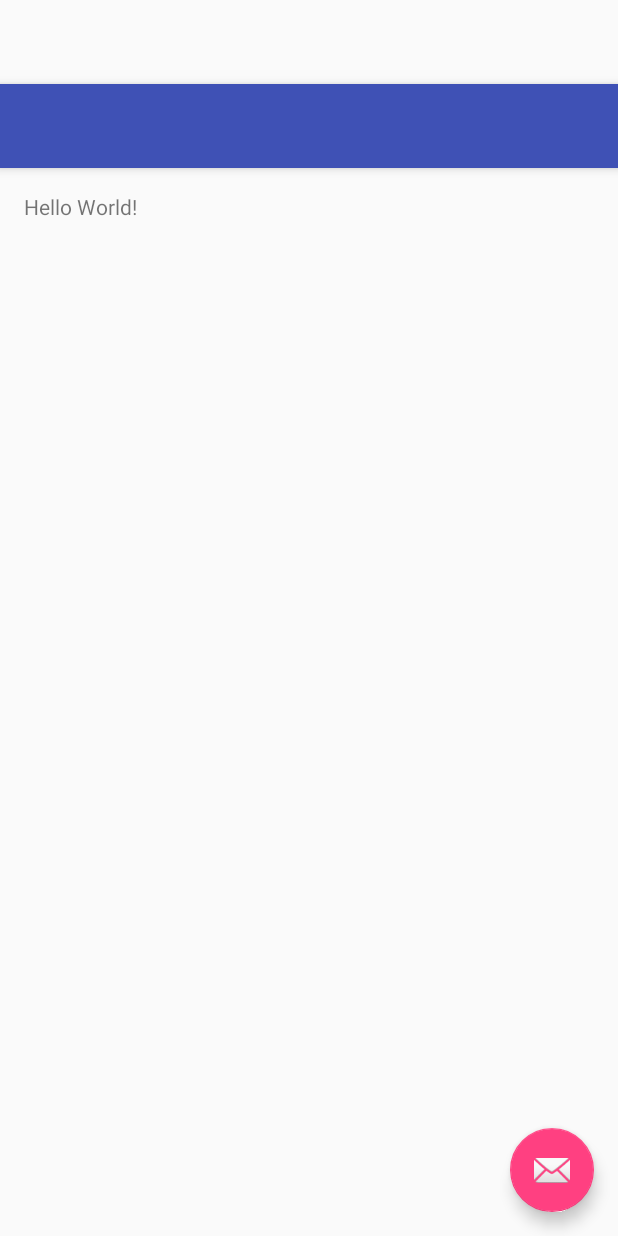
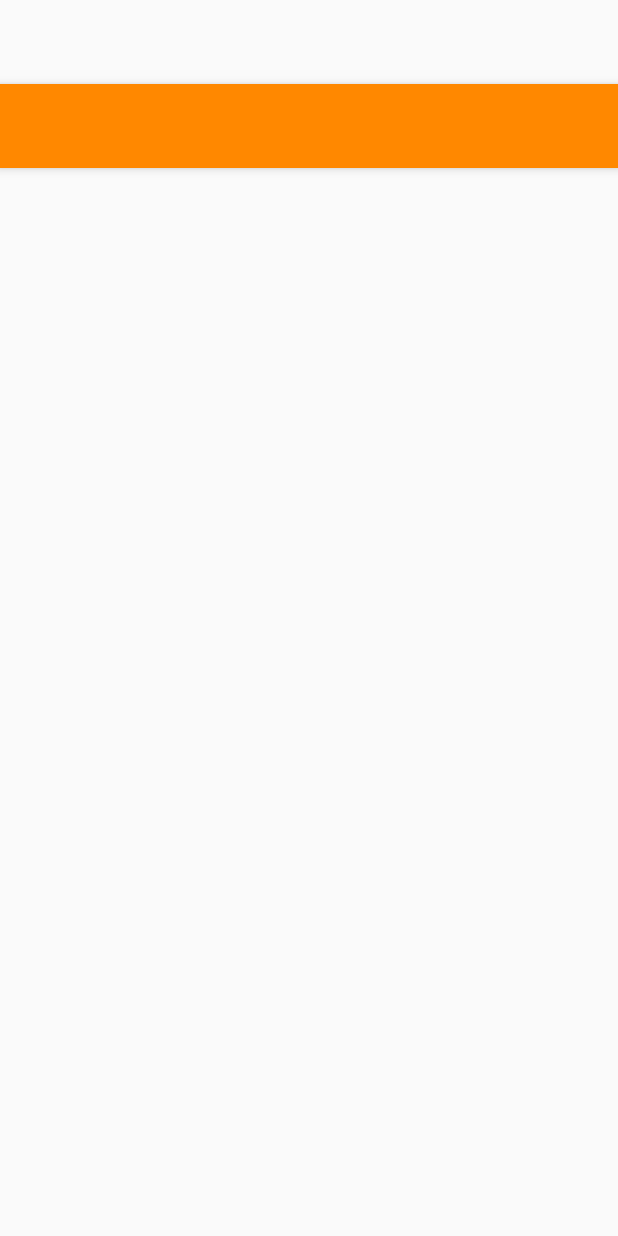
Before and after one commit to PimentaPeps/HackatonAPP, an Android app: the layout app_bar_main.xml on its own in the app's theme, with its tools: preview values and no code run, on a phone screen of 412 x 824 dp. Run offline under Robolectric (Android 15) with nearby library versions, the phone set to English and light mode, and no system bars.

Commit message:
Segundo commit

```diff
--- a/app/build.gradle
+++ b/app/build.gradle
@@ -20,11 +20,15 @@ android {
 }
 
 dependencies {
-    compile fileTree(dir: 'libs', include: ['*.jar'])
+    compile fileTree(include: ['*.jar'], dir: 'libs')
     androidTestCompile('com.android.support.test.espresso:espresso-core:2.2.2', {
         exclude group: 'com.android.support', module: 'support-annotations'
     })
     compile 'com.android.support:appcompat-v7:23.4.0'
     compile 'com.android.support:design:23.4.0'
     testCompile 'junit:junit:4.12'
+    compile 'com.android.support:multidex:1.0.0'
+    compile files('libs/gson-2.1.jar')
+    compile files('libs/httpcore-4.0.1.jar')
+    compile files('libs/httpclient-4.0.1.jar')
 }
--- a/app/src/main/AndroidManifest.xml
+++ b/app/src/main/AndroidManifest.xml
@@ -1,15 +1,18 @@
 <?xml version="1.0" encoding="utf-8"?>
 <manifest xmlns:android="http://schemas.android.com/apk/res/android"
     package="hackaton.com.br.hackatonapp">
+    <uses-permission android:name="android.permission.INTERNET"/>
+    <uses-permission android:name="android.permission.WRITE_EXTERNAL_STORAGE"/>
 
     <application
         android:allowBackup="true"
+        android:name="hackaton.com.br.hackatonapp.controller.Global"
         android:icon="@mipmap/ic_launcher"
         android:label="@string/app_name"
         android:supportsRtl="true"
         android:theme="@style/AppTheme">
         <activity
-            android:name=".MainActivity"
+            android:name=".ui.MainActivity"
             android:label="@string/app_name"
             android:theme="@style/AppTheme.NoActionBar">
             <intent-filter>
--- a/app/src/main/res/layout/app_bar_main.xml
+++ b/app/src/main/res/layout/app_bar_main.xml
@@ -5,7 +5,7 @@
     android:layout_width="match_parent"
     android:layout_height="match_parent"
     android:fitsSystemWindows="true"
-    tools:context="hackaton.com.br.hackatonapp.MainActivity">
+    tools:context="hackaton.com.br.hackatonapp.ui.MainActivity">
 
     <android.support.design.widget.AppBarLayout
         android:layout_width="match_parent"
@@ -16,19 +16,11 @@
             android:id="@+id/toolbar"
             android:layout_width="match_parent"
             android:layout_height="?attr/actionBarSize"
-            android:background="?attr/colorPrimary"
+            android:background="@android:color/holo_orange_dark"
             app:popupTheme="@style/AppTheme.PopupOverlay" />
 
     </android.support.design.widget.AppBarLayout>
 
     <include layout="@layout/content_main" />
 
-    <android.support.design.widget.FloatingActionButton
-        android:id="@+id/fab"
-        android:layout_width="wrap_content"
-        android:layout_height="wrap_content"
-        android:layout_gravity="bottom|end"
-        android:layout_margin="@dimen/fab_margin"
-        app:srcCompat="@android:drawable/ic_dialog_email" />
-
 </android.support.design.widget.CoordinatorLayout>
--- a/app/src/main/res/layout/content_main.xml
+++ b/app/src/main/res/layout/content_main.xml
@@ -1,8 +1,7 @@
 <?xml version="1.0" encoding="utf-8"?>
-<RelativeLayout xmlns:android="http://schemas.android.com/apk/res/android"
+<FrameLayout xmlns:android="http://schemas.android.com/apk/res/android"
     xmlns:app="http://schemas.android.com/apk/res-auto"
     xmlns:tools="http://schemas.android.com/tools"
-    android:id="@+id/content_main"
     android:layout_width="match_parent"
     android:layout_height="match_parent"
     android:paddingBottom="@dimen/activity_vertical_margin"
@@ -10,11 +9,7 @@
     android:paddingRight="@dimen/activity_horizontal_margin"
     android:paddingTop="@dimen/activity_vertical_margin"
     app:layout_behavior="@string/appbar_scrolling_view_behavior"
-    tools:context="hackaton.com.br.hackatonapp.MainActivity"
-    tools:showIn="@layout/app_bar_main">
-
-    <TextView
-        android:layout_width="wrap_content"
-        android:layout_height="wrap_content"
-        android:text="Hello World!" />
-</RelativeLayout>
+    tools:context=".ui.MainActivity"
+    tools:showIn="@layout/app_bar_main"
+    android:id="@+id/contentMainFrameLayout">
+</FrameLayout>
--- a/app/src/main/res/layout/nav_header_main.xml
+++ b/app/src/main/res/layout/nav_header_main.xml
@@ -1,6 +1,5 @@
 <?xml version="1.0" encoding="utf-8"?>
 <LinearLayout xmlns:android="http://schemas.android.com/apk/res/android"
-    xmlns:app="http://schemas.android.com/apk/res-auto"
     android:layout_width="match_parent"
     android:layout_height="@dimen/nav_header_height"
     android:background="@drawable/side_nav_bar"
@@ -17,7 +16,7 @@
         android:layout_width="wrap_content"
         android:layout_height="wrap_content"
         android:paddingTop="@dimen/nav_header_vertical_spacing"
-        app:srcCompat="@android:drawable/sym_def_app_icon" />
+        android:src="@android:drawable/sym_def_app_icon" />
 
     <TextView
         android:layout_width="match_parent"
```
Also changed, not shown: app/src/main/java/hackaton/com/br/hackatonapp/DoRequest.java (added, +32 -0 lines), app/src/main/java/hackaton/com/br/hackatonapp/MainActivity.java (deleted, +0 -101 lines), app/src/main/res/menu/activity_main_drawer.xml (+10 -22 lines), app/src/main/res/values/strings.xml (+45 -0 lines).
